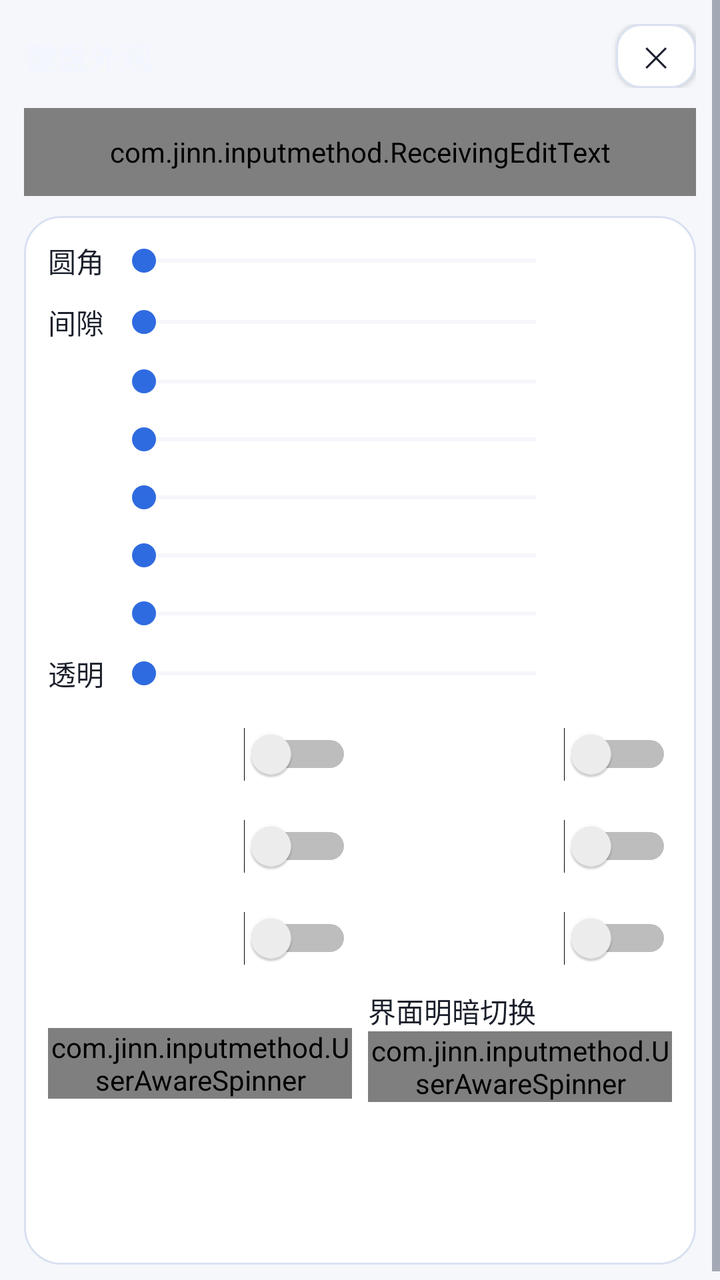
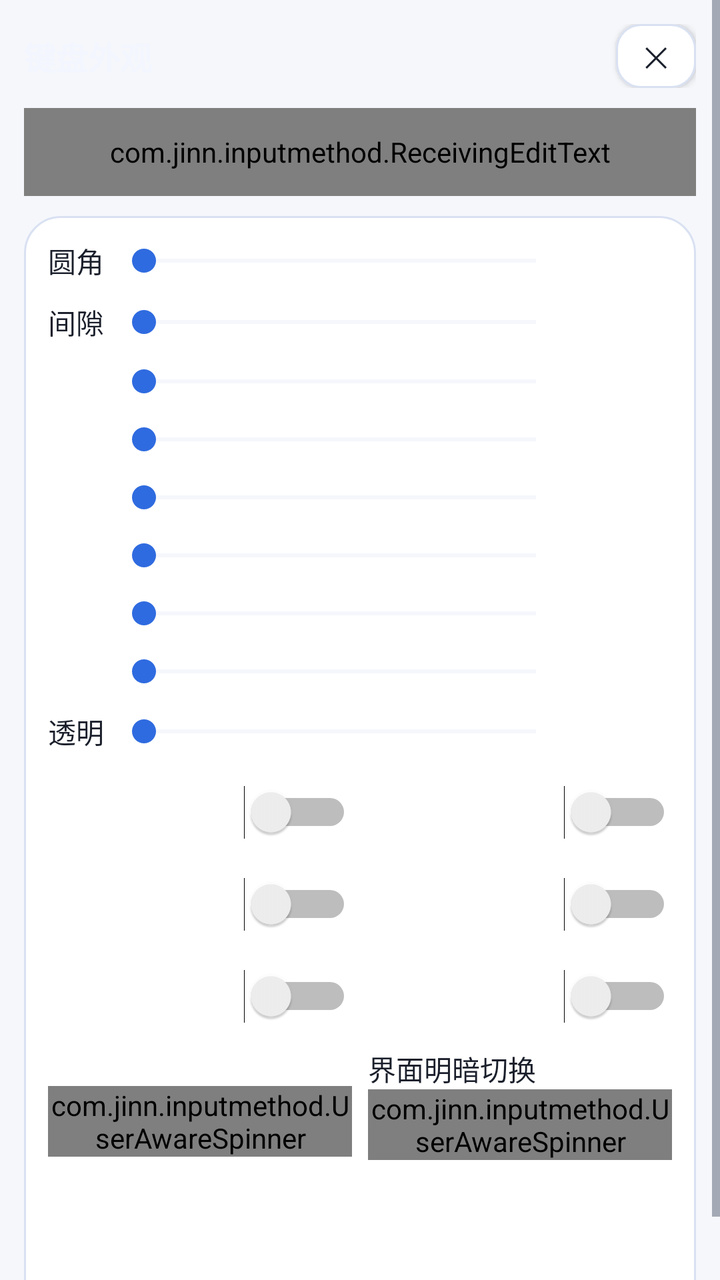

The first picture is an Android layout as it rendered before a commit; the second is the same layout after the commit. The layout source and the unified diff follow.
<!-- AndroidManifest.xml: application theme AppTheme -->
<!-- res/layout/activity_key_appearance.xml -->
<?xml version="1.0" encoding="utf-8"?>
<ScrollView xmlns:android="http://schemas.android.com/apk/res/android"
    android:layout_width="match_parent"
    android:layout_height="match_parent"
    android:fitsSystemWindows="true"
    android:overScrollMode="never">

    <LinearLayout
        android:layout_width="match_parent"
        android:layout_height="wrap_content"
        android:orientation="vertical"
        android:padding="12dp">

        <LinearLayout
            android:layout_width="match_parent"
            android:layout_height="wrap_content"
            android:gravity="center_vertical"
            android:orientation="horizontal">

            <TextView
                android:id="@+id/text_key_appearance_title"
                android:layout_width="0dp"
                android:layout_height="wrap_content"
                android:layout_weight="1"
                android:text="@string/key_appearance_title"
                android:textColor="@color/key_appearance_fg"
                android:textSize="16sp"
                android:textStyle="bold" />

            <Button
                style="@style/SettingsButton"
                android:id="@+id/btn_key_appearance_close"
                android:layout_width="40dp"
                android:layout_height="32dp"
                android:minWidth="0dp"
                android:paddingStart="0dp"
                android:paddingEnd="0dp"
                android:text="@string/symbol_order_close"
                android:textSize="14sp" />
        </LinearLayout>

        
        <com.jinn.inputmethod.ReceivingEditText
            android:layout_width="match_parent"
            android:layout_height="44dp"
            android:layout_marginTop="10dp"
            android:layout_marginBottom="10dp"
            android:background="@drawable/field_aurora"
            android:hint="@string/settings_ime_test_hint"
            android:importantForAutofill="no"
            android:imeOptions="actionDone"
            android:inputType="text"
            android:maxLines="1"
            android:paddingStart="12dp"
            android:paddingEnd="12dp"
            android:textColor="@color/text_primary"
            android:textColorHint="@color/text_secondary"
            android:textSize="14sp" />

        <LinearLayout
            android:layout_width="match_parent"
            android:layout_height="wrap_content"
            android:background="@drawable/card_aurora"
            android:orientation="vertical"
            android:padding="12dp">

            
            <LinearLayout
                android:layout_width="match_parent"
                android:layout_height="wrap_content"
                android:gravity="center_vertical"
                android:orientation="horizontal">

                <TextView
                    android:id="@+id/label_key_corner"
                    android:layout_width="wrap_content"
                    android:layout_height="wrap_content"
                    android:minWidth="32dp"
                    android:text="@string/key_corner_title"
                    android:textColor="@color/text_primary"
                    android:textSize="14sp" />

                <SeekBar
                    android:id="@+id/seek_key_corner"
                    android:layout_width="0dp"
                    android:layout_height="wrap_content"
                    android:layout_marginStart="0dp"
                    android:layout_weight="1"
                    android:progressBackgroundTint="@color/card_stroke"
                    android:progressTint="@color/accent"
                    android:thumbTint="@color/accent" />

                <TextView
                    android:id="@+id/text_key_corner"
                    android:layout_width="wrap_content"
                    android:layout_height="wrap_content"
                    android:gravity="end"
                    android:minWidth="52dp"
                    android:textColor="@color/accent"
                    android:textSize="13sp" />
            </LinearLayout>

            
            <LinearLayout
                android:layout_width="match_parent"
                android:layout_height="wrap_content"
                android:layout_marginTop="10dp"
                android:gravity="center_vertical"
                android:orientation="horizontal">

                <TextView
                    android:id="@+id/label_key_gap"
                    android:layout_width="wrap_content"
                    android:layout_height="wrap_content"
                    android:minWidth="32dp"
                    android:text="@string/key_gap_title"
                    android:textColor="@color/text_primary"
                    android:textSize="14sp" />

                <SeekBar
                    android:id="@+id/seek_key_gap"
                    android:layout_width="0dp"
                    android:layout_height="wrap_content"
                    android:layout_marginStart="0dp"
                    android:layout_weight="1"
                    android:progressBackgroundTint="@color/card_stroke"
                    android:progressTint="@color/accent"
                    android:thumbTint="@color/accent" />

                <TextView
                    android:id="@+id/text_key_gap"
                    android:layout_width="wrap_content"
                    android:layout_height="wrap_content"
                    android:gravity="end"
                    android:minWidth="52dp"
                    android:textColor="@color/accent"
                    android:textSize="13sp" />
            </LinearLayout>

            
            <LinearLayout
                android:layout_width="match_parent"
                android:layout_height="wrap_content"
                android:layout_marginTop="10dp"
                android:gravity="center_vertical"
                android:orientation="horizontal">

                <TextView
                    android:id="@+id/label_key_height"
                    android:layout_width="wrap_content"
                    android:layout_height="wrap_content"
                    android:minWidth="32dp"
                    android:textColor="@color/text_primary"
                    android:textSize="14sp" />

                <SeekBar
                    android:id="@+id/seek_key_height"
                    android:layout_width="0dp"
                    android:layout_height="wrap_content"
                    android:layout_marginStart="0dp"
                    android:layout_weight="1"
                    android:progressBackgroundTint="@color/card_stroke"
                    android:progressTint="@color/accent"
                    android:thumbTint="@color/accent" />

                <TextView
                    android:id="@+id/text_key_height"
                    android:layout_width="wrap_content"
                    android:layout_height="wrap_content"
                    android:gravity="end"
                    android:minWidth="52dp"
                    android:textColor="@color/accent"
                    android:textSize="13sp" />
            </LinearLayout>

            
            <LinearLayout
                android:layout_width="match_parent"
                android:layout_height="wrap_content"
                android:layout_marginTop="10dp"
                android:gravity="center_vertical"
                android:orientation="horizontal">

                <TextView
                    android:id="@+id/label_candidate_spacing"
                    android:layout_width="wrap_content"
                    android:layout_height="wrap_content"
                    android:minWidth="32dp"
                    android:textColor="@color/text_primary"
                    android:textSize="14sp" />

                <SeekBar
                    android:id="@+id/seek_candidate_spacing"
                    android:layout_width="0dp"
                    android:layout_height="wrap_content"
                    android:layout_marginStart="0dp"
                    android:layout_weight="1"
                    android:progressBackgroundTint="@color/card_stroke"
                    android:progressTint="@color/accent"
                    android:thumbTint="@color/accent" />

                <TextView
                    android:id="@+id/text_candidate_spacing"
                    android:layout_width="wrap_content"
                    android:layout_height="wrap_content"
                    android:gravity="end"
                    android:minWidth="52dp"
                    android:textColor="@color/accent"
                    android:textSize="13sp" />
            </LinearLayout>

            
            <LinearLayout
                android:layout_width="match_parent"
                android:layout_height="wrap_content"
                android:layout_marginTop="10dp"
                android:gravity="center_vertical"
                android:orientation="horizontal">

                <TextView
                    android:id="@+id/label_candidate_text_size"
                    android:layout_width="wrap_content"
                    android:layout_height="wrap_content"
                    android:minWidth="32dp"
                    android:textColor="@color/text_primary"
                    android:textSize="14sp" />

                <SeekBar
                    android:id="@+id/seek_candidate_text_size"
                    android:layout_width="0dp"
                    android:layout_height="wrap_content"
                    android:layout_marginStart="0dp"
                    android:layout_weight="1"
                    android:progressBackgroundTint="@color/card_stroke"
                    android:progressTint="@color/accent"
                    android:thumbTint="@color/accent" />

                <TextView
                    android:id="@+id/text_candidate_text_size"
                    android:layout_width="wrap_content"
                    android:layout_height="wrap_content"
                    android:gravity="end"
                    android:minWidth="52dp"
                    android:textColor="@color/accent"
                    android:textSize="13sp" />
            </LinearLayout>

            
            <LinearLayout
                android:layout_width="match_parent"
                android:layout_height="wrap_content"
                android:layout_marginTop="10dp"
                android:gravity="center_vertical"
                android:orientation="horizontal">

                <TextView
                    android:id="@+id/label_pinyin_text_size"
                    android:layout_width="wrap_content"
                    android:layout_height="wrap_content"
                    android:minWidth="32dp"
                    android:textColor="@color/text_primary"
                    android:textSize="14sp" />

                <SeekBar
                    android:id="@+id/seek_pinyin_text_size"
                    android:layout_width="0dp"
                    android:layout_height="wrap_content"
                    android:layout_marginStart="0dp"
                    android:layout_weight="1"
                    android:progressBackgroundTint="@color/card_stroke"
                    android:progressTint="@color/accent"
                    android:thumbTint="@color/accent" />

                <TextView
                    android:id="@+id/text_pinyin_text_size"
                    android:layout_width="wrap_content"
                    android:layout_height="wrap_content"
                    android:gravity="end"
                    android:minWidth="52dp"
                    android:textColor="@color/accent"
                    android:textSize="13sp" />
            </LinearLayout>

            
            <LinearLayout
                android:layout_width="match_parent"
                android:layout_height="wrap_content"
                android:layout_marginTop="10dp"
                android:gravity="center_vertical"
                android:orientation="horizontal">

                <TextView
                    android:id="@+id/label_pinyin_line_gap"
                    android:layout_width="wrap_content"
                    android:layout_height="wrap_content"
                    android:minWidth="32dp"
                    android:textColor="@color/text_primary"
                    android:textSize="14sp" />

                <SeekBar
                    android:id="@+id/seek_pinyin_line_gap"
                    android:layout_width="0dp"
                    android:layout_height="wrap_content"
                    android:layout_marginStart="0dp"
                    android:layout_weight="1"
                    android:progressBackgroundTint="@color/card_stroke"
                    android:progressTint="@color/accent"
                    android:thumbTint="@color/accent" />

                <TextView
                    android:id="@+id/text_pinyin_line_gap"
                    android:layout_width="wrap_content"
                    android:layout_height="wrap_content"
                    android:gravity="end"
                    android:minWidth="52dp"
                    android:textColor="@color/accent"
                    android:textSize="13sp" />
            </LinearLayout>

            
            <LinearLayout
                android:layout_width="match_parent"
                android:layout_height="wrap_content"
                android:layout_marginTop="10dp"
                android:gravity="center_vertical"
                android:orientation="horizontal">

                <TextView
                    android:id="@+id/label_key_transparency"
                    android:layout_width="wrap_content"
                    android:layout_height="wrap_content"
                    android:minWidth="32dp"
                    android:text="@string/key_transparency_title"
                    android:textColor="@color/text_primary"
                    android:textSize="14sp" />

                <SeekBar
                    android:id="@+id/seek_key_transparency"
                    android:layout_width="0dp"
                    android:layout_height="wrap_content"
                    android:layout_marginStart="0dp"
                    android:layout_weight="1"
                    android:progressBackgroundTint="@color/card_stroke"
                    android:progressTint="@color/accent"
                    android:thumbTint="@color/accent" />

                <TextView
                    android:id="@+id/text_key_transparency"
                    android:layout_width="wrap_content"
                    android:layout_height="wrap_content"
                    android:gravity="end"
                    android:minWidth="52dp"
                    android:textColor="@color/accent"
                    android:textSize="13sp" />
            </LinearLayout>

            
            <LinearLayout
                android:layout_width="match_parent"
                android:layout_height="wrap_content"
                android:layout_marginTop="10dp"
                android:baselineAligned="false"
                android:orientation="horizontal">

                <Switch
                    android:id="@+id/switch_letter_uppercase"
                    android:layout_width="0dp"
                    android:layout_height="wrap_content"
                    android:layout_weight="1"
                    android:minHeight="40dp"
                    android:textColor="@color/text_primary"
                    android:textSize="14sp" />

                <Switch
                    android:id="@+id/switch_key_hint"
                    android:layout_width="0dp"
                    android:layout_height="wrap_content"
                    android:layout_marginStart="8dp"
                    android:layout_weight="1"
                    android:minHeight="40dp"
                    android:textColor="@color/text_primary"
                    android:textSize="14sp" />
            </LinearLayout>

            <LinearLayout
                android:layout_width="match_parent"
                android:layout_height="wrap_content"
                android:layout_marginTop="6dp"
                android:baselineAligned="false"
                android:orientation="horizontal">

                <Switch
                    android:id="@+id/switch_pinyin_quanpin"
                    android:layout_width="0dp"
                    android:layout_height="wrap_content"
                    android:layout_weight="1"
                    android:minHeight="40dp"
                    android:textColor="@color/text_primary"
                    android:textSize="14sp" />

                <Switch
                    android:id="@+id/switch_candidate_paging"
                    android:layout_width="0dp"
                    android:layout_height="wrap_content"
                    android:layout_marginStart="8dp"
                    android:layout_weight="1"
                    android:minHeight="40dp"
                    android:textColor="@color/text_primary"
                    android:textSize="14sp" />
            </LinearLayout>

            
            <LinearLayout
                android:layout_width="match_parent"
                android:layout_height="wrap_content"
                android:layout_marginTop="6dp"
                android:baselineAligned="false"
                android:orientation="horizontal">

                <Switch
                    android:id="@+id/switch_caps_oneshot"
                    android:layout_width="0dp"
                    android:layout_height="wrap_content"
                    android:layout_weight="1"
                    android:minHeight="40dp"
                    android:textColor="@color/text_primary"
                    android:textSize="14sp" />

                <Switch
                    android:id="@+id/switch_longpress_lower_uppercase"
                    android:layout_width="0dp"
                    android:layout_height="wrap_content"
                    android:layout_marginStart="8dp"
                    android:layout_weight="1"
                    android:minHeight="40dp"
                    android:textColor="@color/text_primary"
                    android:textSize="14sp" />
            </LinearLayout>

            <LinearLayout
                android:layout_width="match_parent"
                android:layout_height="wrap_content"
                android:layout_marginTop="6dp"
                android:baselineAligned="false"
                android:orientation="horizontal">

                <LinearLayout
                    android:layout_width="0dp"
                    android:layout_height="wrap_content"
                    android:layout_weight="1"
                    android:orientation="vertical">

                    <TextView
                        android:id="@+id/label_candidate_rows"
                        android:layout_width="match_parent"
                        android:layout_height="wrap_content"
                        android:textColor="@color/text_primary"
                        android:textSize="14sp" />

                    <com.jinn.inputmethod.UserAwareSpinner
                        android:id="@+id/spinner_candidate_rows"
                        android:layout_width="match_parent"
                        android:layout_height="wrap_content"
                        android:spinnerMode="dropdown" />
                </LinearLayout>

                <LinearLayout
                    android:layout_width="0dp"
                    android:layout_height="wrap_content"
                    android:layout_marginStart="8dp"
                    android:layout_weight="1"
                    android:orientation="vertical">

                    <TextView
                        android:id="@+id/label_theme_mode"
                        android:layout_width="match_parent"
                        android:layout_height="wrap_content"
                        android:text="@string/theme_card_title"
                        android:textColor="@color/text_primary"
                        android:textSize="14sp" />

                    <com.jinn.inputmethod.UserAwareSpinner
                        android:id="@+id/spinner_theme"
                        android:layout_width="match_parent"
                        android:layout_height="wrap_content"
                        android:spinnerMode="dropdown" />
                </LinearLayout>
            </LinearLayout>

            <LinearLayout
                android:id="@+id/row_theme_schedule"
                android:layout_width="match_parent"
                android:layout_height="wrap_content"
                android:layout_marginTop="6dp"
                android:orientation="horizontal"
                android:visibility="gone">

                <Button
                    style="@style/SettingsButton"
                    android:id="@+id/btn_theme_light_at"
                    android:layout_width="0dp"
                    android:layout_height="wrap_content"
                    android:layout_weight="1"
                    android:minWidth="0dp" />

                <Button
                    style="@style/SettingsButton"
                    android:id="@+id/btn_theme_dark_at"
                    android:layout_width="0dp"
                    android:layout_height="wrap_content"
                    android:layout_marginStart="8dp"
                    android:layout_weight="1"
                    android:minWidth="0dp" />
            </LinearLayout>
            
            
            <LinearLayout
                android:layout_width="match_parent"
                android:layout_height="wrap_content"
                android:layout_marginTop="12dp"
                android:gravity="center_vertical"
                android:orientation="horizontal">

                <TextView
                    android:id="@+id/text_skin_light_title"
                    android:layout_width="wrap_content"
                    android:layout_height="wrap_content"
                    android:textColor="@color/text_primary"
                    android:textSize="13sp"
                    android:textStyle="bold" />

                <TextView
                    android:id="@+id/text_skin_light_desc"
                    android:layout_width="0dp"
                    android:layout_height="wrap_content"
                    android:layout_marginStart="8dp"
                    android:layout_weight="1"
                    android:paddingStart="4dp"
                    android:paddingEnd="4dp"
                    android:textColor="@color/text_primary"
                    android:textSize="12sp" />
            </LinearLayout>

            <LinearLayout
                android:id="@+id/skin_row_light"
                android:layout_width="match_parent"
                android:layout_height="wrap_content"
                android:layout_marginTop="6dp"
                android:orientation="vertical" />

            <LinearLayout
                android:layout_width="match_parent"
                android:layout_height="wrap_content"
                android:layout_marginTop="10dp"
                android:gravity="center_vertical"
                android:orientation="horizontal">

                <TextView
                    android:id="@+id/text_skin_dark_title"
                    android:layout_width="wrap_content"
                    android:layout_height="wrap_content"
                    android:textColor="@color/text_primary"
                    android:textSize="13sp"
                    android:textStyle="bold" />

                <TextView
                    android:id="@+id/text_skin_dark_desc"
                    android:layout_width="0dp"
                    android:layout_height="wrap_content"
                    android:layout_marginStart="8dp"
                    android:layout_weight="1"
                    android:paddingStart="4dp"
                    android:paddingEnd="4dp"
                    android:textColor="@color/text_primary"
                    android:textSize="12sp" />
            </LinearLayout>

            <LinearLayout
                android:id="@+id/skin_row_dark"
                android:layout_width="match_parent"
                android:layout_height="wrap_content"
                android:layout_marginTop="6dp"
                android:orientation="vertical" />

        </LinearLayout>
    </LinearLayout>
</ScrollView>
<!-- resources referenced by this layout -->
<resources>
  <color name="accent">#2F6BE0</color>
  <color name="card_stroke">#D9E1F2</color>
  <color name="key_appearance_fg">#F3F6FF</color>
  <color name="text_primary">#1A1F2B</color>
  <color name="text_secondary">#5A6474</color>
  <!-- drawable card_aurora (drawable) -->
  <?xml version="1.0" encoding="utf-8"?>
  <shape xmlns:android="http://schemas.android.com/apk/res/android"
      android:shape="rectangle">
      <solid android:color="@color/card_bg" />
      <corners android:radius="18dp" />
      <stroke
          android:width="1dp"
          android:color="@color/card_stroke" />
  </shape>
  <!-- drawable field_aurora (drawable) -->
  <?xml version="1.0" encoding="utf-8"?>
  <selector xmlns:android="http://schemas.android.com/apk/res/android">
      <item android:state_focused="true">
          <shape android:shape="rectangle">
              <solid android:color="@color/field_bg" />
              <corners android:radius="12dp" />
              <stroke
                  android:width="1.5dp"
                  android:color="@color/aurora_cyan" />
          </shape>
      </item>
      <item>
          <shape android:shape="rectangle">
              <solid android:color="@color/field_bg" />
              <corners android:radius="12dp" />
              <stroke
                  android:width="1dp"
                  android:color="@color/card_stroke" />
          </shape>
      </item>
  </selector>
  <string name="key_appearance_title">键盘外观</string>
  <string name="key_corner_title">圆角</string>
  <string name="key_gap_title">间隙</string>
  <string name="key_transparency_title">透明</string>
  <string name="settings_ime_test_hint">点这里唤起键盘</string>
  <string name="symbol_order_close">✕</string>
  <string name="theme_card_title">界面明暗切换</string>
  <style name="SettingsButton">
          <item name="android:layout_width">match_parent</item>
          <item name="android:layout_height">40dp</item>
          <item name="android:background">@drawable/btn_aurora_secondary</item>
          <item name="android:textColor">@color/text_primary</item>
          <item name="android:textSize">13sp</item>
          <item name="android:gravity">center</item>
      </style>
  <color name="card_bg">#FFFFFF</color>
  <color name="field_bg">#F1F4FC</color>
  <color name="aurora_cyan">#0A7A90</color>
  <!-- drawable btn_aurora_secondary (drawable) -->
  <?xml version="1.0" encoding="utf-8"?>
  <ripple xmlns:android="http://schemas.android.com/apk/res/android"
      android:color="@color/ripple_on_surface">
      <item>
          <shape android:shape="rectangle">
              <solid android:color="@color/btn_secondary_bg" />
              <corners android:radius="12dp" />
              <stroke
                  android:width="1dp"
                  android:color="@color/card_stroke" />
          </shape>
      </item>
  </ripple>
  <color name="app_bg">#F5F7FB</color>
  <color name="nav_bar">#1A1F2B</color>
  <style name="AppDialogTheme" parent="@android:style/Theme.Material.Light.Dialog.Alert">
          <item name="android:colorAccent">@color/accent</item>
          <item name="android:colorBackground">@color/app_bg</item>
          <item name="android:textColorPrimary">@color/text_primary</item>
          <item name="android:textColorSecondary">@color/text_secondary</item>
      </style>
  <color name="ripple_on_surface">#1A000000</color>
  <color name="btn_secondary_bg">#FFFFFF</color>
  <!-- unchanged entries left out for length: 1 -->
</resources>

<!-- the commit's change to res/layout/activity_key_appearance.xml (unified diff, before → after) -->
@@ -326,6 +326,42 @@
                 android:orientation="horizontal">
 
                 <TextView
+                    android:id="@+id/label_function_digit_size"
+                    android:layout_width="wrap_content"
+                    android:layout_height="wrap_content"
+                    android:minWidth="32dp"
+                    android:textColor="@color/text_primary"
+                    android:textSize="14sp" />
+
+                <SeekBar
+                    android:id="@+id/seek_function_digit_size"
+                    android:layout_width="0dp"
+                    android:layout_height="wrap_content"
+                    android:layout_marginStart="0dp"
+                    android:layout_weight="1"
+                    android:progressBackgroundTint="@color/card_stroke"
+                    android:progressTint="@color/accent"
+                    android:thumbTint="@color/accent" />
+
+                <TextView
+                    android:id="@+id/text_function_digit_size"
+                    android:layout_width="wrap_content"
+                    android:layout_height="wrap_content"
+                    android:gravity="end"
+                    android:minWidth="52dp"
+                    android:textColor="@color/accent"
+                    android:textSize="13sp" />
+            </LinearLayout>
+
+            
+            <LinearLayout
+                android:layout_width="match_parent"
+                android:layout_height="wrap_content"
+                android:layout_marginTop="10dp"
+                android:gravity="center_vertical"
+                android:orientation="horizontal">
+
+                <TextView
                     android:id="@+id/label_key_transparency"
                     android:layout_width="wrap_content"
                     android:layout_height="wrap_content"
